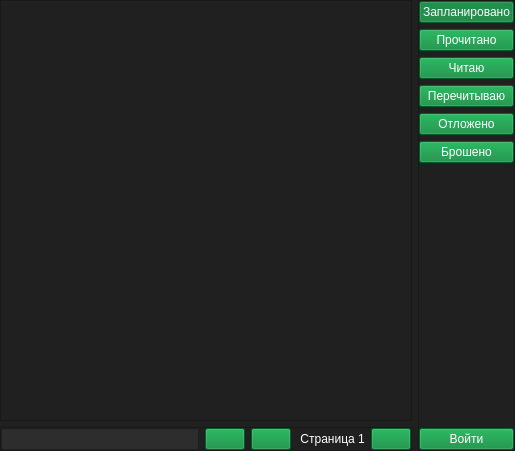
Qt form forms/shikimoriUI.ui (brandonzorn/Nlight) before a commit.
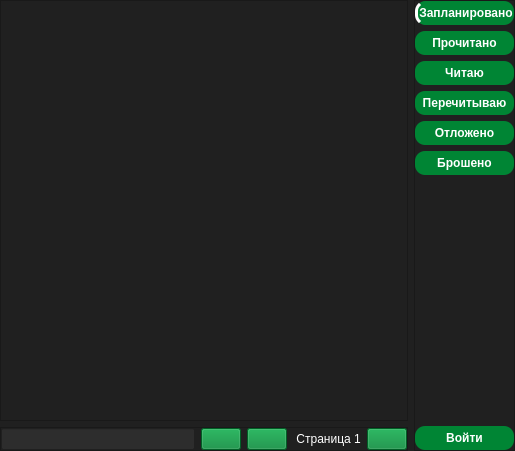
The same form after that commit. Icons and pictures are not drawn.

Patch:
```diff
--- a/forms/shikimoriUI.ui
+++ b/forms/shikimoriUI.ui
@@ -364,6 +364,22 @@
    </item>
    <item>
     <widget class="QFrame" name="lists_frame">
+     <property name="styleSheet">
+      <string notr="true">QPushButton {
+	padding: 5px 1px;
+	border-radius: 10px;
+	font-weight: bold;
+	background-color: rgb(0, 133, 52);
+}
+
+QPushButton:hover:!pressed {
+	border-left: 3px solid white;
+}
+
+QPushButton:checked {
+	border-left: 3px solid white;
+}</string>
+     </property>
      <property name="frameShape">
       <enum>QFrame::StyledPanel</enum>
      </property>
```
